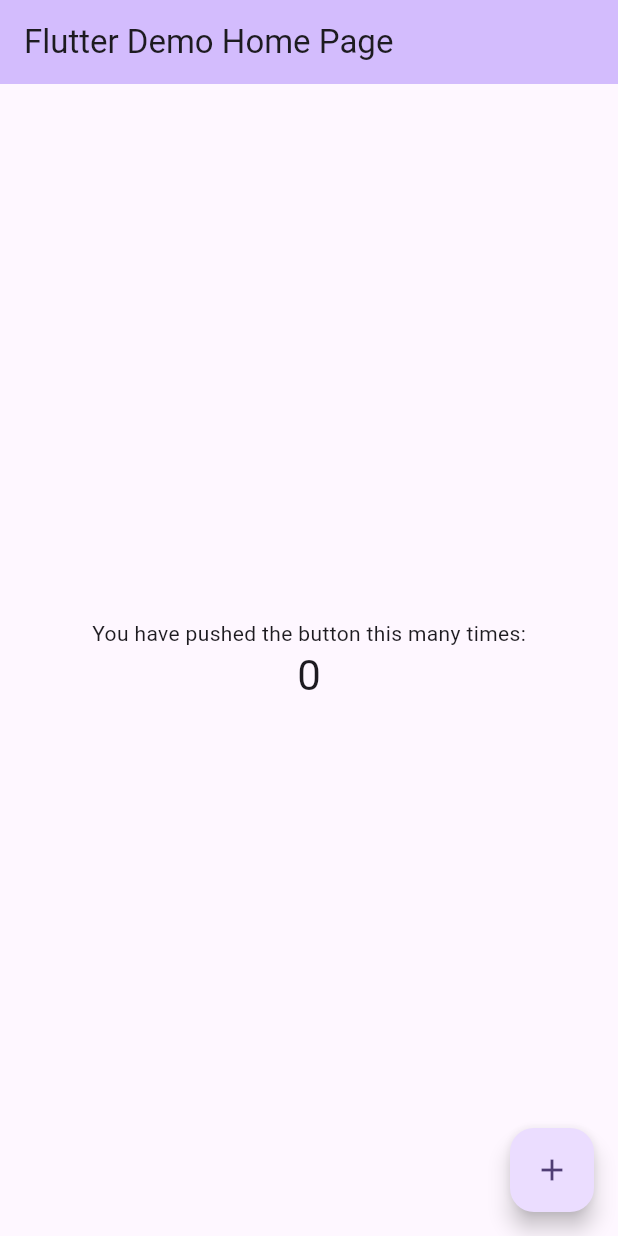
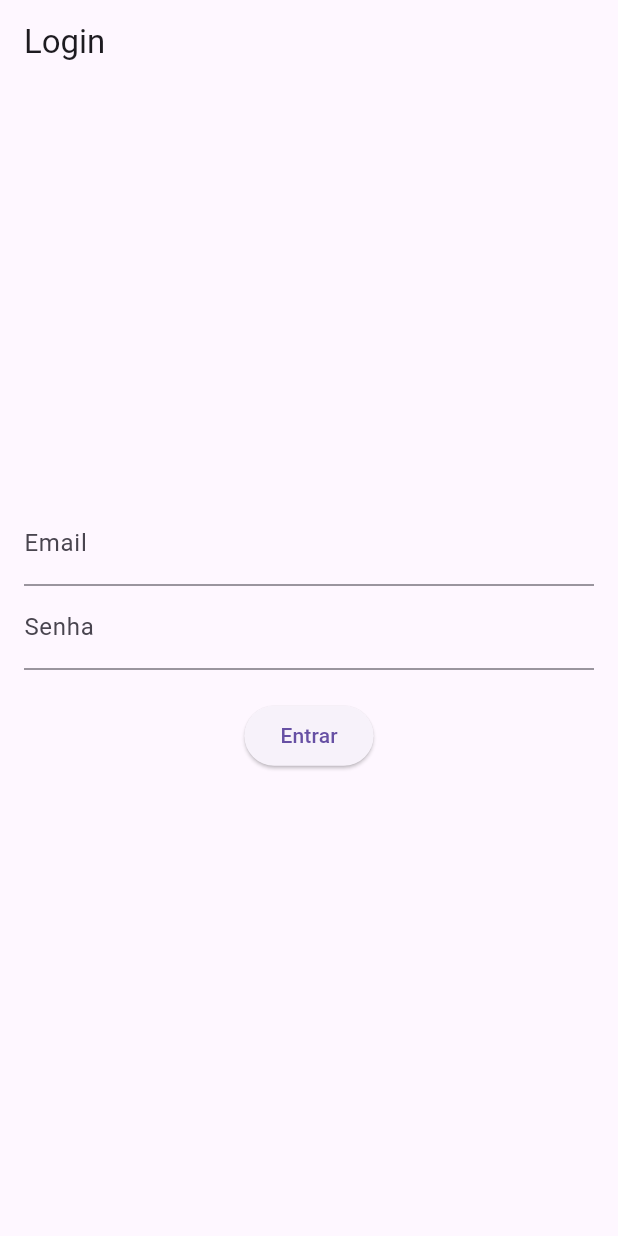
Before and after one commit to Ezequiel-07/LogVida-Motorista, a Flutter app: the screen it shows after launch, on a phone screen of 412 x 824 dp. Run offline on Flutter 3.47's test engine with Material 3 defaults, Android fonts, the phone set to English and light mode, and no system bars; our stand-ins replace cloud_firestore, firebase_auth, firebase_core, flutter_local_notifications, location, permission_handler; missing offline and left inert: flutter_background_service, flutter_overlay_window; accounts and stored records are empty.

Commit message:
Changes before Firebase Studio auto-run

```diff
--- a/lib/main.dart
+++ b/lib/main.dart
@@ -1,122 +1,47 @@
+import 'package:firebase_core/firebase_core.dart';
 import 'package:flutter/material.dart';
+import 'package:provider/provider.dart';
+import 'package:location/location.dart';
 
-void main() {
+import 'services/auth_service.dart';
+import 'services/location_service.dart';
+import 'services/notification_service.dart';
+import 'services/background_service.dart';
+import 'screens/wrapper.dart';
+import 'screens/overlay_screen.dart';
+
+@pragma("vm:entry-point")
+void overlayMain() {
+  runApp(const MaterialApp(home: OverlayScreen()));
+}
+
+void main() async {
+  WidgetsFlutterBinding.ensureInitialized();
+  await Firebase.initializeApp();
+  await NotificationService().init();
+  await LocationService().requestPermission();
+  await initializeService();
   runApp(const MyApp());
 }
 
 class MyApp extends StatelessWidget {
   const MyApp({super.key});
 
-  // This widget is the root of your application.
   @override
   Widget build(BuildContext context) {
-    return MaterialApp(
-      title: 'Flutter Demo',
-      theme: ThemeData(
-        // This is the theme of your application.
-        //
-        // TRY THIS: Try running your application with "flutter run". You'll see
-        // the application has a purple toolbar. Then, without quitting the app,
-        // try changing the seedColor in the colorScheme below to Colors.green
-        // and then invoke "hot reload" (save your changes or press the "hot
-        // reload" button in a Flutter-supported IDE, or press "r" if you used
-        // the command line to start the app).
-        //
-        // Notice that the counter didn't reset back to zero; the application
-        // state is not lost during the reload. To reset the state, use hot
-        // restart instead.
-        //
-        // This works for code too, not just values: Most code changes can be
-        // tested with just a hot reload.
-        colorScheme: ColorScheme.fromSeed(seedColor: Colors.deepPurple),
+    return MultiProvider(
+      providers: [
+        ChangeNotifierProvider(create: (_) => AuthService()),
+        StreamProvider<LocationData?>.value(
+          value: LocationService().locationStream,
+          initialData: null,
+        ),
+      ],
+      child: MaterialApp(
+        title: 'Localização em Tempo Real',
+        theme: ThemeData(primarySwatch: Colors.blue),
+        home: const Wrapper(),
       ),
-      home: const MyHomePage(title: 'Flutter Demo Home Page'),
     );
   }
 }
-
-class MyHomePage extends StatefulWidget {
-  const MyHomePage({super.key, required this.title});
-
-  // This widget is the home page of your application. It is stateful, meaning
-  // that it has a State object (defined below) that contains fields that affect
-  // how it looks.
-
-  // This class is the configuration for the state. It holds the values (in this
-  // case the title) provided by the parent (in this case the App widget) and
-  // used by the build method of the State. Fields in a Widget subclass are
-  // always marked "final".
-
-  final String title;
-
-  @override
-  State<MyHomePage> createState() => _MyHomePageState();
-}
-
-class _MyHomePageState extends State<MyHomePage> {
-  int _counter = 0;
-
-  void _incrementCounter() {
-    setState(() {
-      // This call to setState tells the Flutter framework that something has
-      // changed in this State, which causes it to rerun the build method below
-      // so that the display can reflect the updated values. If we changed
-      // _counter without calling setState(), then the build method would not be
-      // called again, and so nothing would appear to happen.
-      _counter++;
-    });
-  }
-
-  @override
-  Widget build(BuildContext context) {
-    // This method is rerun every time setState is called, for instance as done
-    // by the _incrementCounter method above.
-    //
-    // The Flutter framework has been optimized to make rerunning build methods
-    // fast, so that you can just rebuild anything that needs updating rather
-    // than having to individually change instances of widgets.
-    return Scaffold(
-      appBar: AppBar(
-        // TRY THIS: Try changing the color here to a specific color (to
-        // Colors.amber, perhaps?) and trigger a hot reload to see the AppBar
-        // change color while the other colors stay the same.
-        backgroundColor: Theme.of(context).colorScheme.inversePrimary,
-        // Here we take the value from the MyHomePage object that was created by
-        // the App.build method, and use it to set our appbar title.
-        title: Text(widget.title),
-      ),
-      body: Center(
-        // Center is a layout widget. It takes a single child and positions it
-        // in the middle of the parent.
-        child: Column(
-          // Column is also a layout widget. It takes a list of children and
-          // arranges them vertically. By default, it sizes itself to fit its
-          // children horizontally, and tries to be as tall as its parent.
-          //
-          // Column has various properties to control how it sizes itself and
-          // how it positions its children. Here we use mainAxisAlignment to
-          // center the children vertically; the main axis here is the vertical
-          // axis because Columns are vertical (the cross axis would be
-          // horizontal).
-          //
-          // TRY THIS: Invoke "debug painting" (choose the "Toggle Debug Paint"
-          // action in the IDE, or press "p" in the console), to see the
-          // wireframe for each widget.
-          mainAxisAlignment: MainAxisAlignment.center,
-          children: <Widget>[
-            const Text('You have pushed the button this many times:'),
-            Text(
-              '$_counter',
-              style: Theme.of(context).textTheme.headlineMedium,
-            ),
-          ],
-        ),
-      ),
-      floatingActionButton: FloatingActionButton(
-        onPressed: _incrementCounter,
-        tooltip: 'Increment',
-        child: const Icon(Icons.add),
-      ), // This trailing comma makes auto-formatting nicer for build methods.
-    );
-  }
-}
--- /dev/null
+++ b/lib/models/user_location.dart
@@ -0,0 +1,6 @@
+class UserLocation {
+  final double latitude;
+  final double longitude;
+
+  UserLocation({required this.latitude, required this.longitude});
+}
--- /dev/null
+++ b/lib/screens/login_screen.dart
@@ -0,0 +1,69 @@
+import 'package:flutter/material.dart';
+import 'package:provider/provider.dart';
+
+import '../services/auth_service.dart';
+
+class LoginScreen extends StatefulWidget {
+  const LoginScreen({super.key});
+
+  @override
+  LoginScreenState createState() => LoginScreenState();
+}
+
+class LoginScreenState extends State<LoginScreen> {
+  final _emailController = TextEditingController();
+  final _passwordController = TextEditingController();
+  final _formKey = GlobalKey<FormState>();
+  String _error = '';
+
+  @override
+  Widget build(BuildContext context) {
+    final authService = Provider.of<AuthService>(context);
+
+    return Scaffold(
+      appBar: AppBar(title: const Text('Login')),
+      body: Padding(
+        padding: const EdgeInsets.all(16.0),
+        child: Form(
+          key: _formKey,
+          child: Column(
+            mainAxisAlignment: MainAxisAlignment.center,
+            children: [
+              TextFormField(
+                controller: _emailController,
+                decoration: const InputDecoration(labelText: 'Email'),
+                validator: (value) => value!.isEmpty ? 'Digite seu email' : null,
+              ),
+              TextFormField(
+                controller: _passwordController,
+                decoration: const InputDecoration(labelText: 'Senha'),
+                obscureText: true,
+                validator: (value) =>
+                    value!.length < 6 ? 'A senha deve ter no mínimo 6 caracteres' : null,
+              ),
+              const SizedBox(height: 20),
+              ElevatedButton(
+                onPressed: () async {
+                  if (_formKey.currentState!.validate()) {
+                    final user = await authService.signIn(
+                      _emailController.text,
+                      _passwordController.text,
+                    );
+                    if (user == null) {
+                      setState(() {
+                        _error = 'Falha ao fazer login';
+                      });
+                    }
+                  }
+                },
+                child: const Text('Entrar'),
+              ),
+              const SizedBox(height: 10),
+              Text(_error, style: const TextStyle(color: Colors.red)),
+            ],
+          ),
+        ),
+      ),
+    );
+  }
+}
--- /dev/null
+++ b/lib/screens/wrapper.dart
@@ -0,0 +1,29 @@
+import 'package:flutter/material.dart';
+import 'package:provider/provider.dart';
+import 'package:firebase_auth/firebase_auth.dart';
+
+import 'home_screen.dart';
+import 'login_screen.dart';
+import '../services/auth_service.dart';
+
+class Wrapper extends StatelessWidget {
+  const Wrapper({super.key});
+
+  @override
+  Widget build(BuildContext context) {
+    final authService = Provider.of<AuthService>(context);
+
+    return StreamBuilder<User?>(
+      stream: authService.user,
+      builder: (context, snapshot) {
+        if (snapshot.connectionState == ConnectionState.active) {
+          final User? user = snapshot.data;
+          return user == null ? const LoginScreen() : const HomeScreen();
+        }
+        return const Scaffold(
+          body: Center(child: CircularProgressIndicator()),
+        );
+      },
+    );
+  }
+}
--- /dev/null
+++ b/lib/services/auth_service.dart
@@ -0,0 +1,24 @@
+import 'package:firebase_auth/firebase_auth.dart';
+import 'package:flutter/material.dart';
+
+class AuthService with ChangeNotifier {
+  final FirebaseAuth _auth = FirebaseAuth.instance;
+
+  Stream<User?> get user => _auth.authStateChanges();
+
+  Future<User?> signIn(String email, String password) async {
+    try {
+      UserCredential result = await _auth.signInWithEmailAndPassword(
+        email: email,
+        password: password,
+      );
+      return result.user;
+    } catch (e) {
+      return null;
+    }
+  }
+
+  Future<void> signOut() async {
+    await _auth.signOut();
+  }
+}
--- a/pubspec.yaml
+++ b/pubspec.yaml
@@ -40,6 +40,9 @@ dependencies:
   location: ^8.0.1
   flutter_local_notifications: ^19.5.0
   provider: ^6.1.5+1
+  flutter_background_service: ^5.1.0
+  flutter_overlay_window: ^0.5.0
+  permission_handler: ^12.0.1
 
 dev_dependencies:
   flutter_test:
```
Also changed, not shown: lib/screens/home_screen.dart (added, +106 -0 lines), lib/screens/overlay_screen.dart (added, +62 -0 lines), lib/services/background_service.dart (added, +51 -0 lines), lib/services/firestore_service.dart (added, +14 -0 lines), lib/services/location_service.dart (added, +25 -0 lines), lib/services/notification_service.dart (added, +39 -0 lines), .idx/mcp.json, pubspec.lock, 3 other files.
